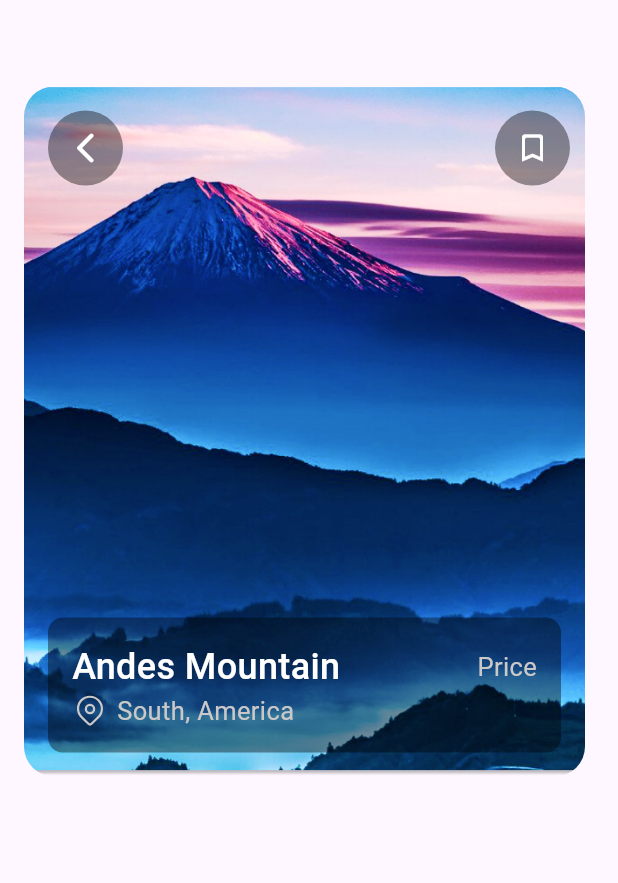
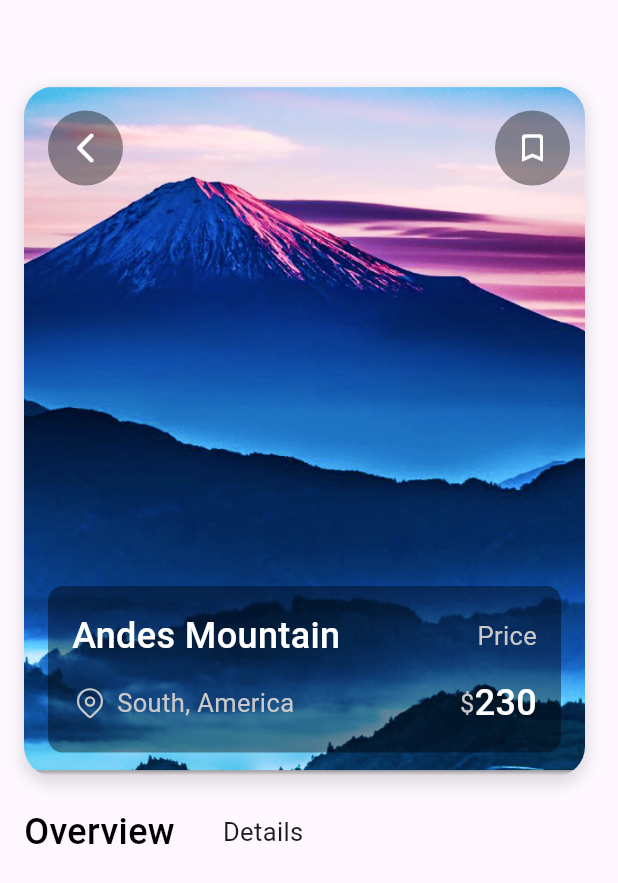
Before and after one commit to Adeyemi-Favour/travel-app, a Flutter app: the travelPage screen opened directly, on a phone screen of 412 x 824 dp. Shown: the top 883 px of the screen. Run offline on Flutter 3.47's test engine with Material 3 defaults, Android fonts, the phone set to English and light mode, and no system bars; our stand-ins replace fluentui_system_icons, google_fonts.

Commit message:
travelContent update

```diff
--- a/lib/travelPage.dart
+++ b/lib/travelPage.dart
@@ -12,7 +12,10 @@ class travelPage extends StatelessWidget {
             left: 16, right: 16, top: MediaQuery.of(context).size.height * 0.07
         ),
         children: [
-          Stack(
+          Container(
+            width: MediaQuery.of(context).size.width,
+             height: 460,
+             child: Stack(
                children: [
                  Container(
                    width: 374,
@@ -22,7 +25,16 @@ class travelPage extends StatelessWidget {
                        image: AssetImage('lib/image168.png'),
                        fit: BoxFit.cover,
                      ),
-                borderRadius: BorderRadius.circular(20)),
+                     borderRadius: BorderRadius.circular(20),
+                     boxShadow: [
+                       BoxShadow(
+                         color: Colors.grey.withOpacity(0.3),
+                         spreadRadius: 2,
+                         blurRadius: 7,
+                         offset: Offset(0, 3), // changes position of shadow
+                       ),
+                     ],
+                   ),
                  ),
                  Positioned(
                    left: 16,
@@ -94,20 +106,70 @@ class travelPage extends StatelessWidget {
                              )
                            ],
                          ),
+                         SizedBox(height: 11,),
+                         Row(mainAxisAlignment: MainAxisAlignment.spaceBetween,
+                           children: [
                              Row(
                                children: [
                                  Icon(FluentIcons.location_24_regular, color: Color(0xFFCAC8C8),),
                                  SizedBox(width: 6,),
                                  Text('South, America', style: TextStyle(
                                      color: Color(0xFFCAC8C8), fontSize: 17, fontWeight: FontWeight.w400
-                          ),)
+                                 ),),
+                               ],
+                             ),
+                             Row(
+                               crossAxisAlignment: CrossAxisAlignment.center,
+                               children: [
+                                 Text(
+                                   '\$',
+                                   style: TextStyle(
+                                       color: Color(0xFFCAC8C8),
+                                       fontSize: 17
+                                   ),
+                                 ),
+                                 Text(
+                                   '230',
+                                   style: TextStyle(
+                                       fontWeight: FontWeight.w500,
+                                       fontSize: 24,
+                                       color: Colors.white),
+                                 )
+                               ],
+                             )
                            ],
                          )
                        ],
                      ),
                    ),
+                 ),
+               ],
+             ),
+            ),
+          Padding(
+            padding: const EdgeInsets.only(top: 20.0),
+            child: Row(
+              crossAxisAlignment: CrossAxisAlignment.center,
+              children: [
+                Text(
+                  'Overview',
+                  style: TextStyle(
+                    fontSize: 24,
+                    fontWeight: FontWeight.w500,
+                  ),
+                ),
+                SizedBox(
+                  width: 32,
+                ),
+                Text(
+                  'Details',
+                  style: TextStyle(
+                      color: Color(0xFF1B1B1B),
+                      fontWeight: FontWeight.w400,
+                      fontSize: 17),
                 )
               ],
+            ),
           )
         ],
       ),
```
Lines whose indentation alone changed are shown as unchanged.
